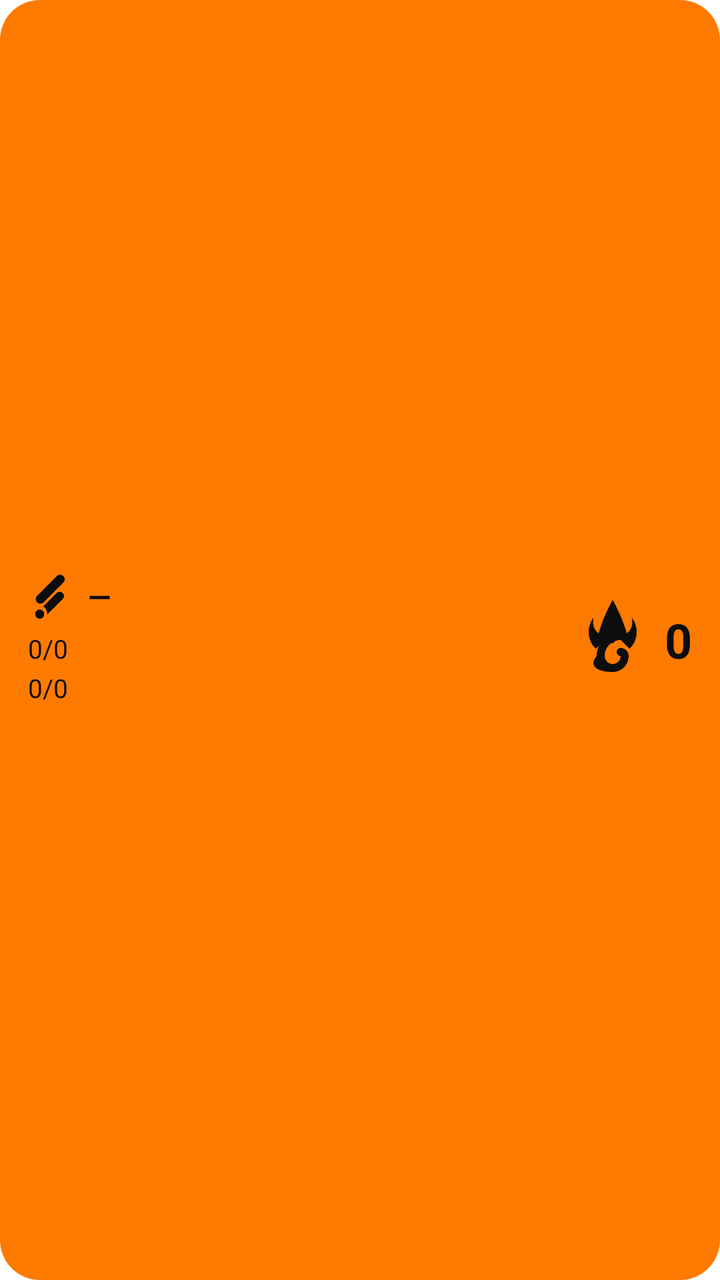
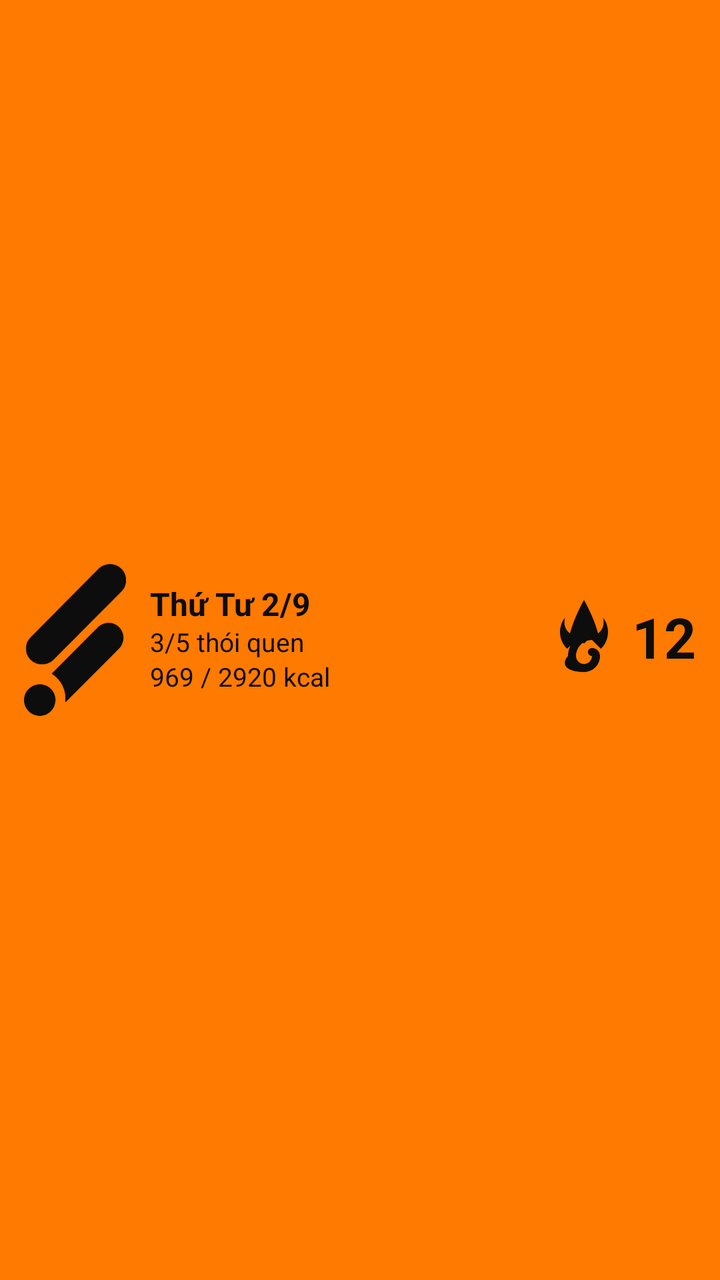

Screens rendered from an Android XML layout before and after an edit, with the pre-edit source and the edit as a unified diff.
<!-- AndroidManifest.xml: fallback theme Theme.MaterialComponents.DayNight.NoActionBar -->
<!-- res/layout/habis_widget.xml -->
<?xml version="1.0" encoding="utf-8"?>
<LinearLayout xmlns:android="http://schemas.android.com/apk/res/android"
    android:id="@+id/wid_root"
    android:layout_width="match_parent"
    android:layout_height="match_parent"
    android:background="@drawable/wid_nen"
    android:gravity="center_vertical"
    android:orientation="horizontal"
    android:paddingStart="14dp"
    android:paddingTop="12dp"
    android:paddingEnd="14dp"
    android:paddingBottom="12dp">

    <LinearLayout
        android:layout_width="0dp"
        android:layout_height="wrap_content"
        android:layout_weight="1"
        android:orientation="vertical">

        <LinearLayout
            android:layout_width="wrap_content"
            android:layout_height="wrap_content"
            android:gravity="center_vertical"
            android:orientation="horizontal">

            <ImageView
                android:id="@+id/wid_mark"
                android:layout_width="22dp"
                android:layout_height="22dp"
                android:contentDescription="@null"
                android:src="@drawable/widget_mark" />

            <TextView
                android:id="@+id/wid_ngay"
                android:layout_width="wrap_content"
                android:layout_height="wrap_content"
                android:layout_marginStart="8dp"
                android:text="—"
                android:textColor="@color/muc_toi"
                android:textSize="15sp"
                android:textStyle="bold" />
        </LinearLayout>

        <TextView
            android:id="@+id/wid_habit"
            android:layout_width="wrap_content"
            android:layout_height="wrap_content"
            android:layout_marginTop="6dp"
            android:text="0/0"
            android:textColor="@color/muc_toi"
            android:textSize="13sp" />

        <TextView
            android:id="@+id/wid_kcal"
            android:layout_width="wrap_content"
            android:layout_height="wrap_content"
            android:layout_marginTop="2dp"
            android:text="0/0"
            android:textColor="@color/muc_toi"
            android:textSize="13sp" />
    </LinearLayout>

    <LinearLayout
        android:layout_width="wrap_content"
        android:layout_height="wrap_content"
        android:gravity="center_vertical"
        android:orientation="horizontal">

        <ImageView
            android:id="@+id/wid_lua"
            android:layout_width="48dp"
            android:layout_height="48dp"
            android:contentDescription="@null"
            android:src="@drawable/widget_lua" />

        <TextView
            android:id="@+id/wid_so"
            android:layout_width="wrap_content"
            android:layout_height="wrap_content"
            android:layout_marginStart="2dp"
            android:text="0"
            android:textColor="@color/muc_toi"
            android:textSize="24sp"
            android:textStyle="bold" />
    </LinearLayout>
</LinearLayout>
<!-- resources referenced by this layout -->
<resources>
  <color name="muc_toi">#0D0D0D</color>
  <!-- drawable wid_nen (drawable) -->
  <?xml version="1.0" encoding="utf-8"?>
  <shape xmlns:android="http://schemas.android.com/apk/res/android"
      android:shape="rectangle">
      <solid android:color="#FF7A00" />
      <corners android:radius="20dp" />
  </shape>
  <!-- drawable widget_lua (drawable) -->
  <?xml version="1.0" encoding="utf-8"?>
  <vector xmlns:android="http://schemas.android.com/apk/res/android"
      android:width="48dp"
      android:height="48dp"
      android:viewportWidth="24"
      android:viewportHeight="24">
      <path
          android:fillColor="#0D0D0D"
          android:pathData="M12,12.9l1.45,-1.45L16.2,14.2C17.27,13.22 18,11.69 18,10c0,-1.32 -0.43,-2.56 -1.23,-3.57c0.46,2.02 -0.34,3.27 -1.27,3.9C14.4,6.13 12,2 12,2S9.6,6.13 8.5,10.33C7.57,9.7 6.77,8.45 7.23,6.43C6.43,7.44 6,8.68 6,10c0,1.69 0.73,3.22 1.8,4.2l2.75,-2.75L12,12.9z M12,20c2.21,0 4,-1.79 4,-4c0,-1.1 -0.9,-2 -2,-2c-0.55,0 -1,0.45 -1,1s0.45,1 1,1c0,1.1 -0.9,2 -2,2s-2,-0.9 -2,-2c0,-2.21 1.79,-4 4,-4c0.55,0 1,-0.45 1,-1s-0.45,-1 -1,-1c-3.31,0 -6,2.69 -6,6C6,18.21 7.79,20 12,20z" />
  </vector>
  <!-- drawable widget_mark: png bitmap (drawable, 6426 bytes) -->
</resources>

<!-- the commit's change to res/layout/habis_widget.xml (unified diff, before → after) -->
@@ -3,50 +3,55 @@
     android:id="@+id/wid_root"
     android:layout_width="match_parent"
     android:layout_height="match_parent"
-    android:background="@drawable/wid_nen"
+    android:background="@color/cam"
+    android:clipChildren="false"
+    android:clipToPadding="false"
     android:gravity="center_vertical"
     android:orientation="horizontal"
-    android:paddingStart="14dp"
-    android:paddingTop="12dp"
-    android:paddingEnd="14dp"
-    android:paddingBottom="12dp">
+    android:padding="0dp">
+
+    
+    <ImageView
+        android:id="@+id/wid_mark"
+        android:layout_width="wrap_content"
+        android:layout_height="76dp"
+        android:layout_gravity="center_vertical"
+        android:layout_marginStart="12dp"
+        android:layout_marginTop="12dp"
+        android:layout_marginBottom="12dp"
+        android:adjustViewBounds="true"
+        android:contentDescription="@null"
+        android:scaleType="fitCenter"
+        android:src="@drawable/widget_mark" />
 
     <LinearLayout
         android:layout_width="0dp"
-        android:layout_height="wrap_content"
+        android:layout_height="match_parent"
+        android:layout_marginStart="12dp"
+        android:layout_marginEnd="8dp"
         android:layout_weight="1"
+        android:gravity="center_vertical"
         android:orientation="vertical">
 
-        <LinearLayout
+        <TextView
+            android:id="@+id/wid_ngay"
             android:layout_width="wrap_content"
             android:layout_height="wrap_content"
-            android:gravity="center_vertical"
-            android:orientation="horizontal">
-
-            <ImageView
-                android:id="@+id/wid_mark"
-                android:layout_width="22dp"
-                android:layout_height="22dp"
-                android:contentDescription="@null"
-                android:src="@drawable/widget_mark" />
-
-            <TextView
-                android:id="@+id/wid_ngay"
-                android:layout_width="wrap_content"
-                android:layout_height="wrap_content"
-                android:layout_marginStart="8dp"
-                android:text="—"
-                android:textColor="@color/muc_toi"
-                android:textSize="15sp"
-                android:textStyle="bold" />
-        </LinearLayout>
+            android:includeFontPadding="false"
+            android:maxLines="1"
+            android:text="Thứ Tư 2/9"
+            android:textColor="@color/muc_toi"
+            android:textSize="16sp"
+            android:textStyle="bold" />
 
         <TextView
             android:id="@+id/wid_habit"
             android:layout_width="wrap_content"
             android:layout_height="wrap_content"
-            android:layout_marginTop="6dp"
-            android:text="0/0"
+            android:layout_marginTop="2dp"
+            android:includeFontPadding="false"
+            android:maxLines="1"
+            android:text="3/5 thói quen"
             android:textColor="@color/muc_toi"
             android:textSize="13sp" />
 
@@ -55,14 +60,17 @@
             android:layout_width="wrap_content"
             android:layout_height="wrap_content"
             android:layout_marginTop="2dp"
-            android:text="0/0"
+            android:includeFontPadding="false"
+            android:maxLines="1"
+            android:text="969 / 2920 kcal"
             android:textColor="@color/muc_toi"
             android:textSize="13sp" />
     </LinearLayout>
 
     <LinearLayout
         android:layout_width="wrap_content"
-        android:layout_height="wrap_content"
+        android:layout_height="match_parent"
+        android:layout_marginEnd="12dp"
         android:gravity="center_vertical"
         android:orientation="horizontal">
 
@@ -71,16 +79,17 @@
             android:layout_width="48dp"
             android:layout_height="48dp"
             android:contentDescription="@null"
+            android:scaleType="fitCenter"
             android:src="@drawable/widget_lua" />
 
         <TextView
             android:id="@+id/wid_so"
             android:layout_width="wrap_content"
             android:layout_height="wrap_content"
-            android:layout_marginStart="2dp"
-            android:text="0"
+            android:includeFontPadding="false"
+            android:text="12"
             android:textColor="@color/muc_toi"
-            android:textSize="24sp"
+            android:textSize="28sp"
             android:textStyle="bold" />
     </LinearLayout>
 </LinearLayout>
<!-- resource entries referenced after the edit -->
@@ -1,13 +1,7 @@
 <!-- resources referenced by this layout -->
 <resources>
+  <color name="cam">#FF7A00</color>
   <color name="muc_toi">#0D0D0D</color>
-  <!-- drawable wid_nen (drawable) -->
-  <?xml version="1.0" encoding="utf-8"?>
-  <shape xmlns:android="http://schemas.android.com/apk/res/android"
-      android:shape="rectangle">
-      <solid android:color="#FF7A00" />
-      <corners android:radius="20dp" />
-  </shape>
   <!-- drawable widget_lua (drawable) -->
   <?xml version="1.0" encoding="utf-8"?>
   <vector xmlns:android="http://schemas.android.com/apk/res/android"
@@ -19,6 +13,6 @@
           android:fillColor="#0D0D0D"
           android:pathData="M12,12.9l1.45,-1.45L16.2,14.2C17.27,13.22 18,11.69 18,10c0,-1.32 -0.43,-2.56 -1.23,-3.57c0.46,2.02 -0.34,3.27 -1.27,3.9C14.4,6.13 12,2 12,2S9.6,6.13 8.5,10.33C7.57,9.7 6.77,8.45 7.23,6.43C6.43,7.44 6,8.68 6,10c0,1.69 0.73,3.22 1.8,4.2l2.75,-2.75L12,12.9z M12,20c2.21,0 4,-1.79 4,-4c0,-1.1 -0.9,-2 -2,-2c-0.55,0 -1,0.45 -1,1s0.45,1 1,1c0,1.1 -0.9,2 -2,2s-2,-0.9 -2,-2c0,-2.21 1.79,-4 4,-4c0.55,0 1,-0.45 1,-1s-0.45,-1 -1,-1c-3.31,0 -6,2.69 -6,6C6,18.21 7.79,20 12,20z" />
   </vector>
-  <!-- drawable widget_mark: png bitmap (drawable, 6426 bytes) -->
+  <!-- drawable widget_mark: png bitmap (drawable, 12891 bytes) -->
 </resources>
 
